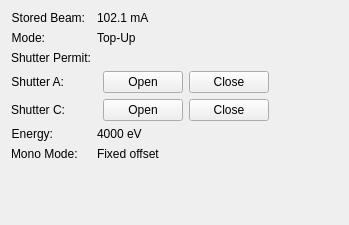
The window that firefly/status.ui (spc-group/haven) describes before a commit, drawn with Qt 5.
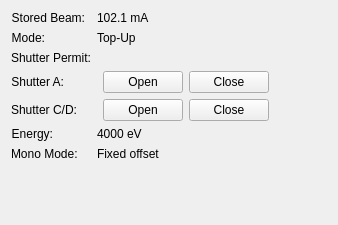
The same window after the commit. Custom widgets are drawn as their Qt base class.

Commit message: Changed label for C/D shutter in status window.

```diff
--- a/firefly/status.ui
+++ b/firefly/status.ui
@@ -6,7 +6,7 @@
    <rect>
     <x>0</x>
     <y>0</y>
-    <width>349</width>
+    <width>338</width>
     <height>225</height>
    </rect>
   </property>
@@ -78,7 +78,7 @@
      <item row="4" column="0">
       <widget class="QLabel" name="SCDS_label">
        <property name="text">
-        <string>Shutter C:</string>
+        <string>Shutter C/D:</string>
        </property>
        <property name="alignment">
         <set>Qt::AlignRight|Qt::AlignTrailing|Qt::AlignVCenter</set>
```
